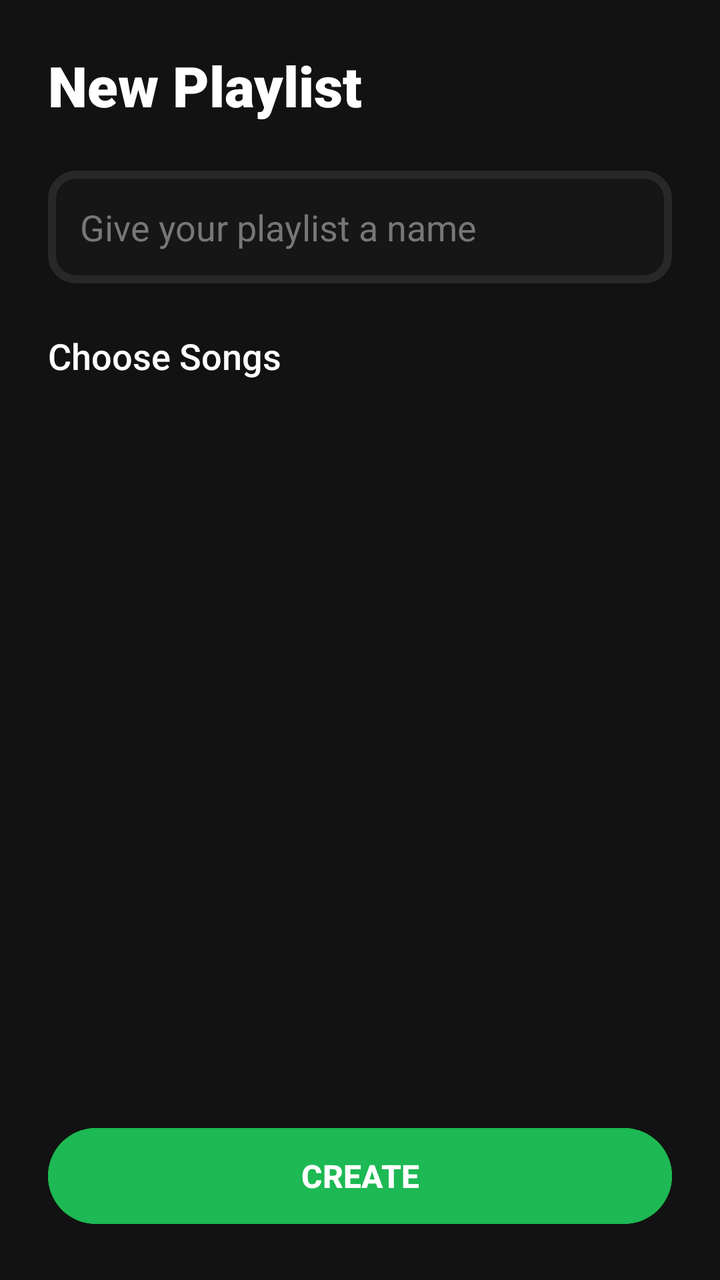
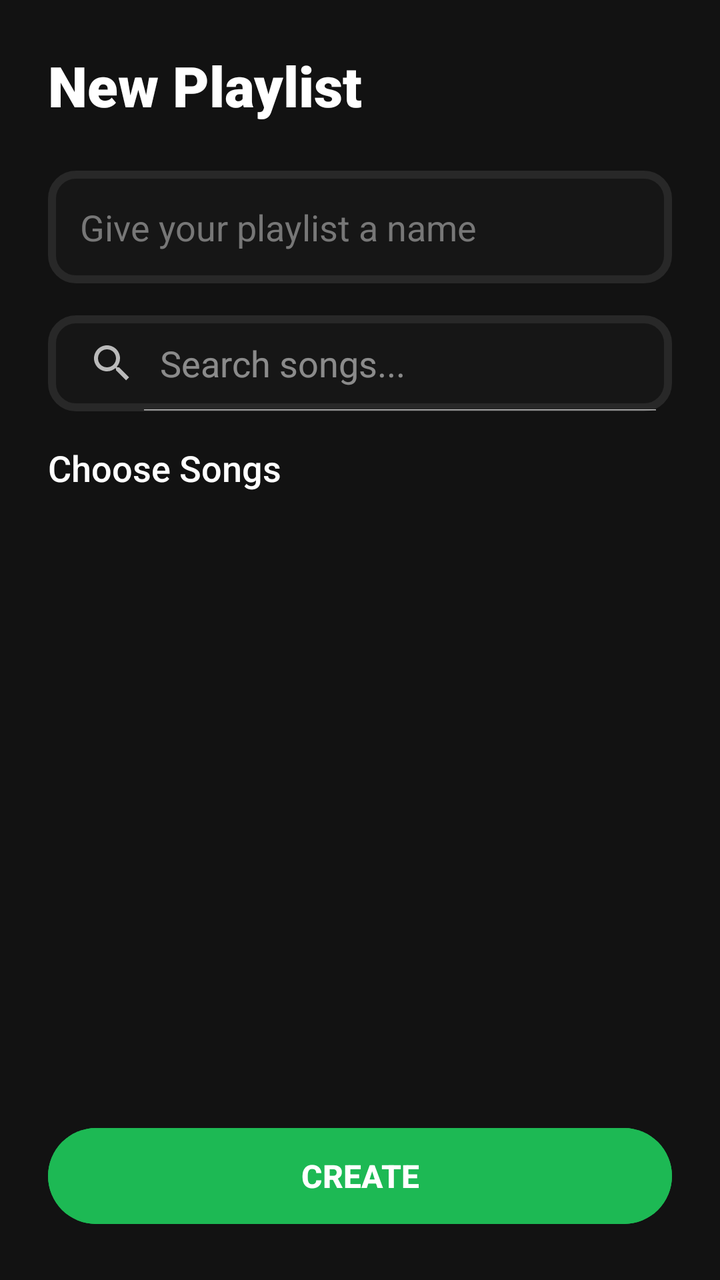

The first picture is an Android layout as it rendered before a commit; the second is the same layout after the commit. The layout source and the unified diff follow.
<!-- AndroidManifest.xml: application theme Theme.ChaserGame -->
<!-- res/layout/activity_create_playlist.xml -->
<?xml version="1.0" encoding="utf-8"?>
<androidx.constraintlayout.widget.ConstraintLayout xmlns:android="http://schemas.android.com/apk/res/android"
    xmlns:app="http://schemas.android.com/apk/res-auto"
    xmlns:tools="http://schemas.android.com/tools"
    android:layout_width="match_parent"
    android:layout_height="match_parent"
    android:background="#121212"
    android:padding="24dp"
    tools:context=".screens.CreatePlaylistActivity">

    <TextView
        android:id="@+id/tv_create_playlist_title"
        android:layout_width="wrap_content"
        android:layout_height="wrap_content"
        android:fontFamily="sans-serif-black"
        android:text="New Playlist"
        android:textColor="#FFFFFF"
        android:textSize="28sp"
        app:layout_constraintStart_toStartOf="parent"
        app:layout_constraintTop_toTopOf="parent" />

    <EditText
        android:id="@+id/et_playlist_name"
        android:layout_width="match_parent"
        android:layout_height="wrap_content"
        android:layout_marginTop="24dp"
        android:background="@drawable/target_cube_bg"
        android:backgroundTint="#282828"
        android:hint="Give your playlist a name"
        android:inputType="text"
        android:padding="16dp"
        android:textColor="#FFFFFF"
        android:textColorHint="#777777"
        app:layout_constraintTop_toBottomOf="@id/tv_create_playlist_title" />

    <TextView
        android:id="@+id/tv_select_songs_label"
        android:layout_width="wrap_content"
        android:layout_height="wrap_content"
        android:layout_marginTop="24dp"
        android:fontFamily="sans-serif-medium"
        android:text="Choose Songs"
        android:textColor="#FFFFFF"
        android:textSize="18sp"
        app:layout_constraintStart_toStartOf="parent"
        app:layout_constraintTop_toBottomOf="@id/et_playlist_name" />

    <androidx.recyclerview.widget.RecyclerView
        android:id="@+id/rv_selectable_songs"
        android:layout_width="match_parent"
        android:layout_height="0dp"
        android:layout_marginTop="12dp"
        android:layout_marginBottom="16dp"
        app:layout_constraintBottom_toTopOf="@id/btn_save_playlist"
        app:layout_constraintTop_toBottomOf="@id/tv_select_songs_label" />

    <com.google.android.material.button.MaterialButton
        android:id="@+id/btn_save_playlist"
        android:layout_width="match_parent"
        android:layout_height="56dp"
        android:backgroundTint="#1DB954"
        android:text="CREATE"
        android:textColor="#FFFFFF"
        android:textSize="16sp"
        android:textStyle="bold"
        app:cornerRadius="28dp"
        app:layout_constraintBottom_toBottomOf="parent" />

</androidx.constraintlayout.widget.ConstraintLayout>
<!-- resources referenced by this layout -->
<resources>
  <!-- drawable target_cube_bg (drawable) -->
  <?xml version="1.0" encoding="utf-8"?>
  <shape xmlns:android="http://schemas.android.com/apk/res/android"
      android:shape="rectangle">
      <corners android:radius="12dp" />
      <stroke
          android:width="4dp"
          android:color="#FFFFFF" />
      <solid android:color="#33FFFFFF" />
  </shape>
  <style name="Theme.ChaserGame" parent="Base.Theme.ChaserGame" />
  <style name="Base.Theme.ChaserGame" parent="Theme.Material3.DayNight.NoActionBar">
          
          
      </style>
</resources>

<!-- the commit's change to res/layout/activity_create_playlist.xml (unified diff, before → after) -->
@@ -33,17 +33,29 @@
         android:textColorHint="#777777"
         app:layout_constraintTop_toBottomOf="@id/tv_create_playlist_title" />
 
+    <android.widget.SearchView
+        android:id="@+id/sv_selectable_songs"
+        android:layout_width="match_parent"
+        android:layout_height="wrap_content"
+        android:layout_marginTop="16dp"
+        android:background="@drawable/target_cube_bg"
+        android:backgroundTint="#282828"
+        android:iconifiedByDefault="false"
+        android:queryHint="Search songs..."
+        android:theme="@style/ThemeOverlay.AppCompat.Dark"
+        app:layout_constraintTop_toBottomOf="@id/et_playlist_name" />
+
     <TextView
         android:id="@+id/tv_select_songs_label"
         android:layout_width="wrap_content"
         android:layout_height="wrap_content"
-        android:layout_marginTop="24dp"
+        android:layout_marginTop="16dp"
         android:fontFamily="sans-serif-medium"
         android:text="Choose Songs"
         android:textColor="#FFFFFF"
         android:textSize="18sp"
         app:layout_constraintStart_toStartOf="parent"
-        app:layout_constraintTop_toBottomOf="@id/et_playlist_name" />
+        app:layout_constraintTop_toBottomOf="@id/sv_selectable_songs" />
 
     <androidx.recyclerview.widget.RecyclerView
         android:id="@+id/rv_selectable_songs"
